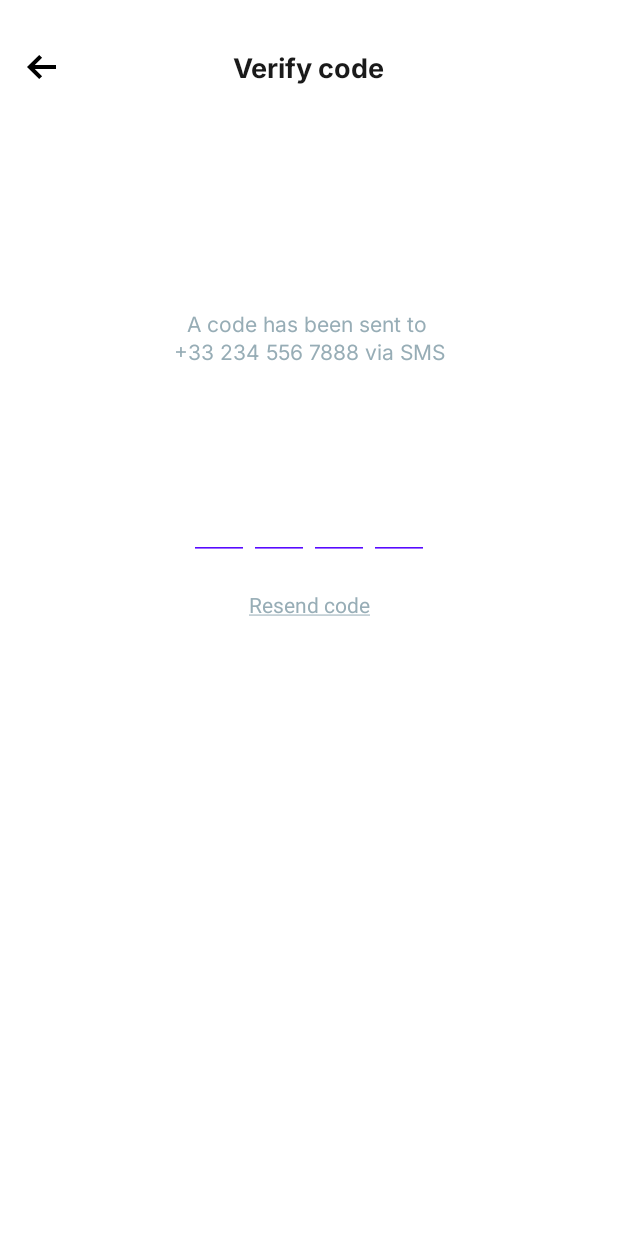
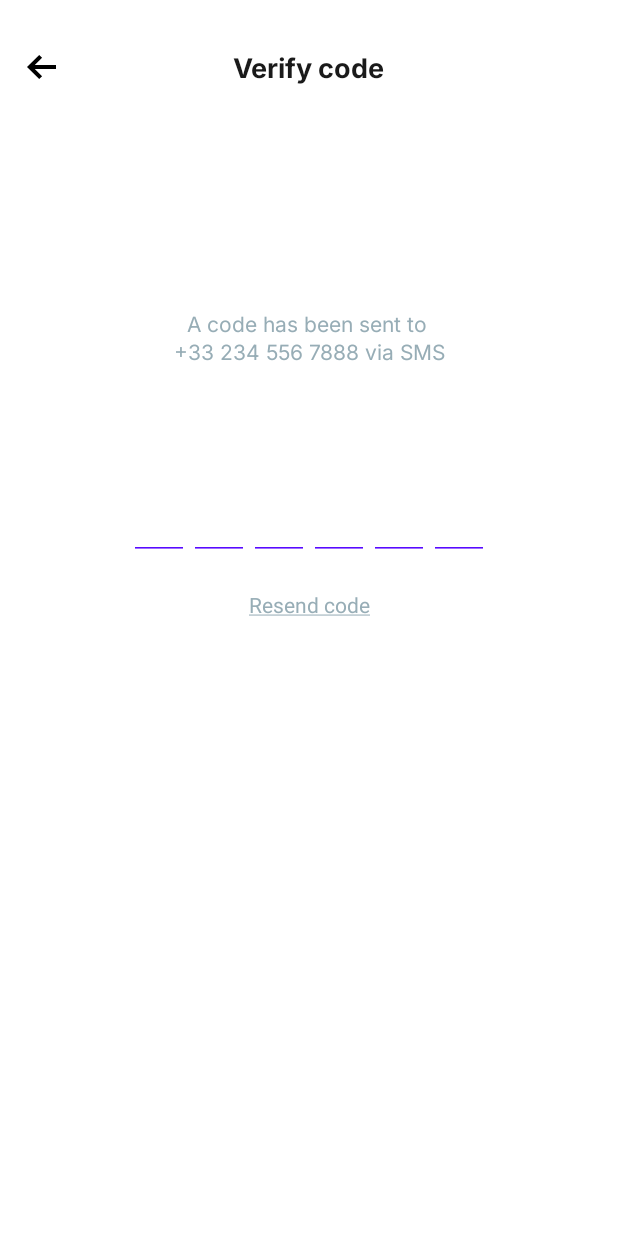
Before and after one commit to aliyura/dispatchbuddy-android, an Android app: the SmsVerificationFragment screen opened through its navigation route, on a phone screen of 412 x 824 dp. Run offline under Robolectric (Android 15) with nearby library versions, the light colour scheme and no system bars.

Commit message:
add extra edit text fields for otp

```diff
--- a/app/src/main/java/com/example/dispatchbuddy/presentation/ui/profile/EditProfileFragment.kt
+++ b/app/src/main/java/com/example/dispatchbuddy/presentation/ui/profile/EditProfileFragment.kt
@@ -50,7 +50,7 @@ class EditProfileFragment : Fragment() {
             FieldValidationTracker.FieldType.FULLNAME,
             FieldValidationTracker.FieldType.COUNTRY,
             FieldValidationTracker.FieldType.CITY,
-            FieldValidationTracker.FieldType.GENDER,
+            FieldValidationTracker.FieldType.GENDER
         )
         FieldValidationTracker.populateFieldTypeMap(fieldTypesToValidate)
 
--- a/app/src/main/res/layout/fragment_sms_verification.xml
+++ b/app/src/main/res/layout/fragment_sms_verification.xml
@@ -101,6 +101,28 @@
             android:textColor="@color/primaryColor"
             android:textSize="@dimen/text_size_32sp" />
 
+        <com.google.android.material.textfield.TextInputEditText
+            android:layout_width="@dimen/width_40dp"
+            android:layout_height="wrap_content"
+            android:backgroundTint="@color/primaryColor"
+            android:fontFamily="@font/inter_bold"
+            android:gravity="center"
+            android:inputType="number"
+            android:maxLength="1"
+            android:textColor="@color/primaryColor"
+            android:textSize="@dimen/text_size_32sp" />
+
+        <com.google.android.material.textfield.TextInputEditText
+            android:layout_width="@dimen/width_40dp"
+            android:layout_height="wrap_content"
+            android:backgroundTint="@color/primaryColor"
+            android:fontFamily="@font/inter_bold"
+            android:gravity="center"
+            android:inputType="number"
+            android:maxLength="1"
+            android:textColor="@color/primaryColor"
+            android:textSize="@dimen/text_size_32sp" />
+
     </LinearLayout>
 
     <TextView
```
